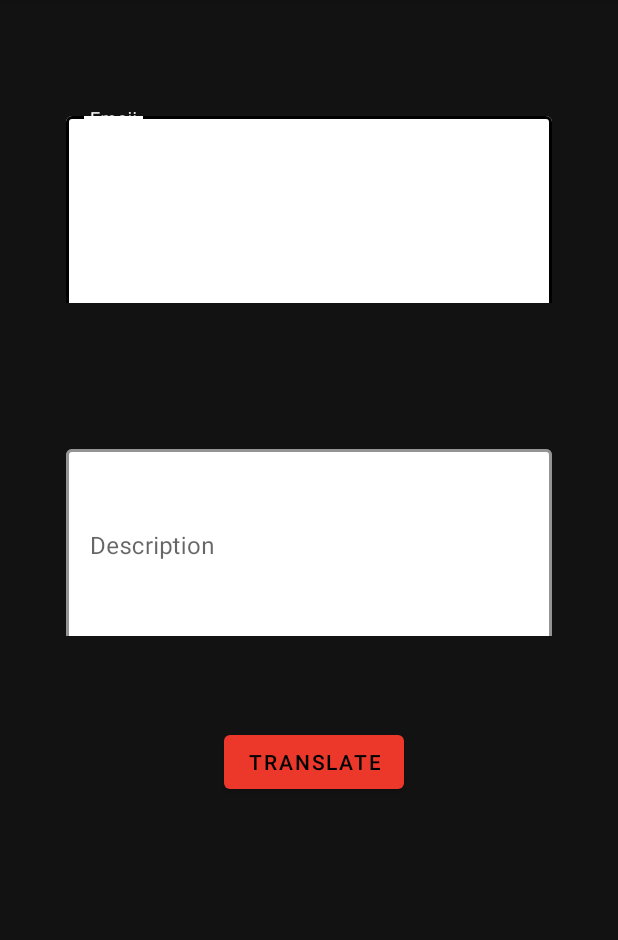
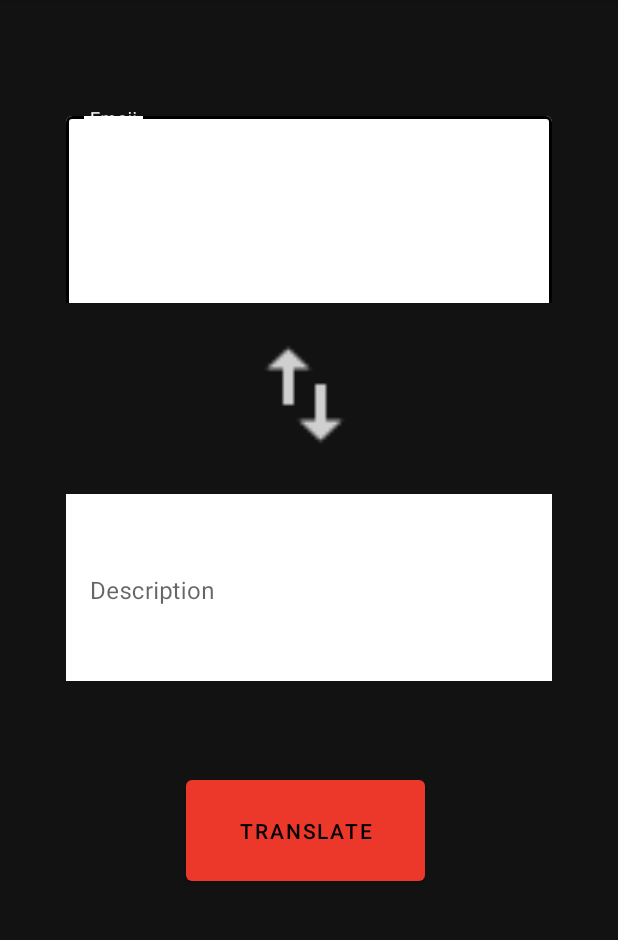
Before and after one commit to nadine193/emoji_translator_android, an Android app: the screen it shows after launch (MainActivity), on a phone screen of 412 x 824 dp, the part 84-1024 px from its top. Run offline under Robolectric (Android 15) with nearby library versions, the phone set to English and light mode, and no system bars.

Commit message:
first page UI

```diff
--- a/build.gradle
+++ b/build.gradle
@@ -27,4 +27,5 @@ dependencies {
     testImplementation 'junit:junit:4.12'
     androidTestImplementation 'androidx.test:runner:1.2.0'
     androidTestImplementation 'androidx.test.espresso:espresso-core:3.2.0'
+
 }
--- a/src/main/java/com/example/emojitranslator/MainActivity.java
+++ b/src/main/java/com/example/emojitranslator/MainActivity.java
@@ -1,10 +1,13 @@
 package com.example.emojitranslator;
 
+import androidx.annotation.RequiresApi;
 import androidx.appcompat.app.ActionBar;
 import androidx.appcompat.app.AppCompatActivity;
 import androidx.appcompat.app.AppCompatDelegate;
 import androidx.appcompat.widget.Toolbar;
+import androidx.core.provider.FontRequest;
 
+import android.os.Build;
 import android.os.Bundle;
 import android.view.Menu;
 
@@ -16,6 +19,8 @@ public class MainActivity extends AppCompatActivity {
     private TextInputLayout inputField;
     private TextInputLayout outputField;
 
+
+    @RequiresApi(api = Build.VERSION_CODES.O)
     @Override
     protected void onCreate(Bundle savedInstanceState) {
         super.onCreate(savedInstanceState);
@@ -29,6 +34,7 @@ public class MainActivity extends AppCompatActivity {
 
         inputField = findViewById(R.id.inputTextField);
         outputField = findViewById(R.id.outputTextField);
+
     }
 
     @Override
--- a/src/main/res/layout/activity_main.xml
+++ b/src/main/res/layout/activity_main.xml
@@ -45,9 +45,21 @@
             android:layout_width="match_parent"
             android:layout_height="130dp"
             android:textColor="#000000"
-            android:hint="@string/input_label_text"/>
+            android:hint="@string/input_label_text" />
 
     </com.google.android.material.textfield.TextInputLayout>
+
+    <ImageButton
+        android:id="@+id/switch_button"
+        android:layout_width="86dp"
+        android:layout_height="82dp"
+        android:layout_marginStart="160dp"
+        android:layout_marginLeft="160dp"
+        android:layout_marginTop="20dp"
+        android:background="@drawable/ic_swap_white"
+        app:layout_constraintStart_toStartOf="parent"
+        app:layout_constraintTop_toBottomOf="@+id/inputTextField"
+        android:contentDescription="@string/switch_button" />
 
     <com.google.android.material.textfield.TextInputLayout
         android:id="@+id/outputTextField"
@@ -56,13 +68,13 @@
         android:layout_height="130dp"
         android:layout_marginStart="44dp"
         android:layout_marginLeft="44dp"
-        android:layout_marginTop="350dp"
+        android:layout_marginTop="380dp"
         android:layout_marginEnd="44dp"
         android:layout_marginRight="44dp"
         android:hint="@string/output_label_text"
+        app:boxBackgroundColor="#FFFFFF"
+        app:errorEnabled="true"
         app:hintTextColor="@color/primaryTextColor"
-        app:errorEnabled="true"
-        app:boxBackgroundColor="@color/primaryTextColor"
         app:layout_constraintEnd_toEndOf="parent"
         app:layout_constraintStart_toStartOf="parent"
         app:layout_constraintTop_toTopOf="parent">
@@ -71,17 +83,19 @@
         <com.google.android.material.textfield.TextInputEditText
             android:layout_width="match_parent"
             android:layout_height="130dp"
+            android:background="#FFFFFF"
+            android:hint="@string/output_label_text"
             android:textColor="#000000"
-            android:hint="@string/output_label_text"/>
+            android:inputType="none"/>
 
     </com.google.android.material.textfield.TextInputLayout>
 
     <Button
         android:id="@+id/containedButton"
-        android:layout_width="wrap_content"
-        android:layout_height="wrap_content"
-        android:layout_marginStart="149dp"
-        android:layout_marginLeft="149dp"
+        android:layout_width="159dp"
+        android:layout_height="79dp"
+        android:layout_marginStart="124dp"
+        android:layout_marginLeft="124dp"
         android:layout_marginTop="60dp"
         android:text="@string/translate_button"
         app:layout_constraintStart_toStartOf="parent"
--- a/src/main/res/values/strings.xml
+++ b/src/main/res/values/strings.xml
@@ -5,5 +5,6 @@
     <string name="output_label_text">Description</string>
     <string name="translate_button">Translate</string>
     <string name="settings_button">Settings</string>
+    <string name="switch_button">Swap</string>
 
 </resources>
```
Also changed, not shown: src/main/res/drawable-hdpi/ic_swap_white.png (added), src/main/res/drawable-mdpi/ic_swap_white.png (added), src/main/res/drawable-xhdpi/ic_swap_white.png (added), src/main/res/drawable-xxhdpi/ic_swap_white.png (added), src/main/res/drawable-xxxhdpi/ic_swap_white.png (added).
